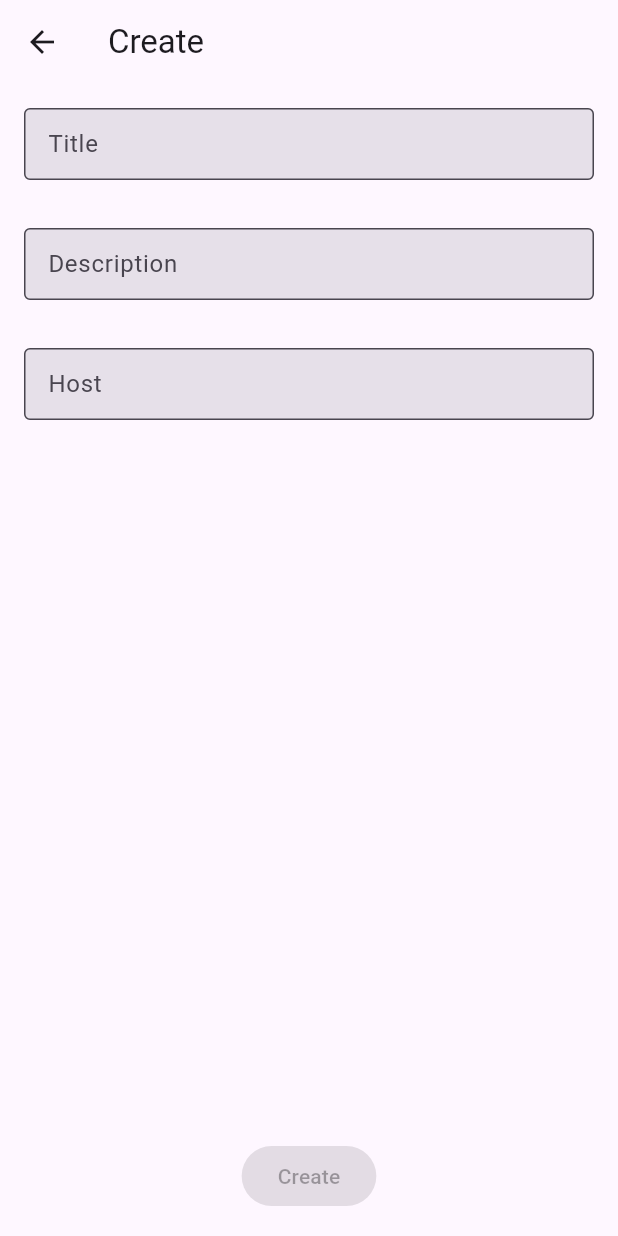
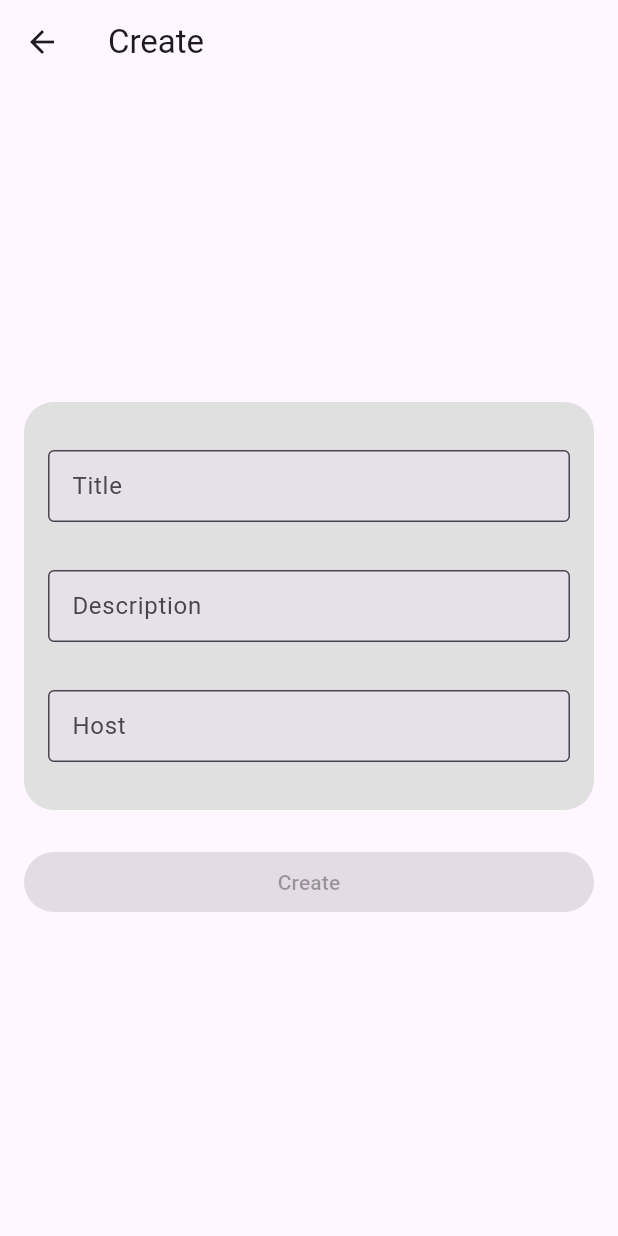
Before and after one commit to KsArt-IT/FlutterPodcastManager-Flutter, a Flutter app: the screen it shows after launch, after a tap on the "add" icon, on a phone screen of 412 x 824 dp. Run offline on Flutter 3.47's test engine with Material 3 defaults, Android fonts, the phone set to English and light mode, and no system bars; our stand-ins replace bloc, dio, equatable, flutter_bloc, flutter_dotenv, go_router and 2 more; missing offline and left inert: core_icons; generated files the repository leaves out were written again; network calls fail.

Commit message:
refactor(feature_episodes): change episode editing screen with added width constraints and centering

```diff
--- a/packages/features/episodes/lib/src/ui/edit/episode_edit_screen.dart
+++ b/packages/features/episodes/lib/src/ui/edit/episode_edit_screen.dart
@@ -33,15 +33,24 @@ class _EpisodeEditBody extends StatelessWidget {
     return Scaffold(
       appBar: AppBar(title: Text(isEdit ? 'Edit' : 'Create')),
       body: SafeArea(
-        child: Column(
-          children: [
-            Expanded(
+        child: Center(
           child: SingleChildScrollView(
+            child: ConstrainedBox(
+              constraints: BoxConstraints(maxWidth: 600),
               child: Padding(
                 padding: const EdgeInsets.all(16),
+                child: Column(
+                  mainAxisSize: MainAxisSize.min,
+                  children: [
+                    Container(
+                      padding: const EdgeInsets.fromLTRB(16, 32, 16, 0),
+                      decoration: BoxDecoration(
+                        borderRadius: BorderRadius.circular(20),
+                        color: Colors.grey[300],
+                      ),
                       child: Form(
                         child: Column(
-                      crossAxisAlignment: CrossAxisAlignment.start,
+                          crossAxisAlignment: CrossAxisAlignment.stretch,
                           children: [
                             BlocBuilder<EpisodeEditBloc, EpisodeEditState>(
                               buildWhen: (previous, current) =>
@@ -77,9 +86,10 @@ class _EpisodeEditBody extends StatelessWidget {
                                         ? state.error
                                         : null;
                                   },
-                              onChanged: (value) => context
-                                  .read<EpisodeEditBloc>()
-                                  .add(ChangeDescriptionEpisodeEvent(value)),
+                                  onChanged: (value) =>
+                                      context.read<EpisodeEditBloc>().add(
+                                        ChangeDescriptionEpisodeEvent(value),
+                                      ),
                                 );
                               },
                             ),
@@ -107,11 +117,8 @@ class _EpisodeEditBody extends StatelessWidget {
                         ),
                       ),
                     ),
-              ),
-            ),
-            Padding(
-              padding: const EdgeInsets.all(16),
-              child: BlocConsumer<EpisodeEditBloc, EpisodeEditState>(
+                    const SizedBox(height: 24),
+                    BlocConsumer<EpisodeEditBloc, EpisodeEditState>(
                       listener: (context, state) {
                         if (state.status == StateStatus.success) {
                           context.pop(state.episode);
@@ -120,7 +127,9 @@ class _EpisodeEditBody extends StatelessWidget {
                       buildWhen: (previous, current) =>
                           previous.status != current.status,
                       builder: (context, state) {
-                  return ElevatedButton(
+                        return SizedBox(
+                          width: double.infinity,
+                          child: ElevatedButton(
                             onPressed: state.status == StateStatus.valid
                                 ? () {
                                     context.read<EpisodeEditBloc>().add(
@@ -129,11 +138,15 @@ class _EpisodeEditBody extends StatelessWidget {
                                   }
                                 : null,
                             child: Text(isEdit ? 'Update' : 'Create'),
+                          ),
                         );
                       },
                     ),
+                  ],
                 ),
-          ],
+              ),
+            ),
+          ),
         ),
       ),
     );
```
Lines whose indentation alone changed are shown as unchanged.
